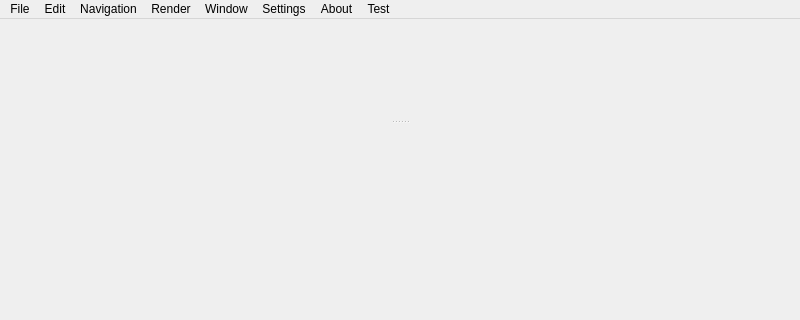
IDREsandbox/vsim, file src/MainWindow.ui: the form before one commit; both pictures show x 0 to 800 and y 0 to 320 of the 800 by 676 pixel window.
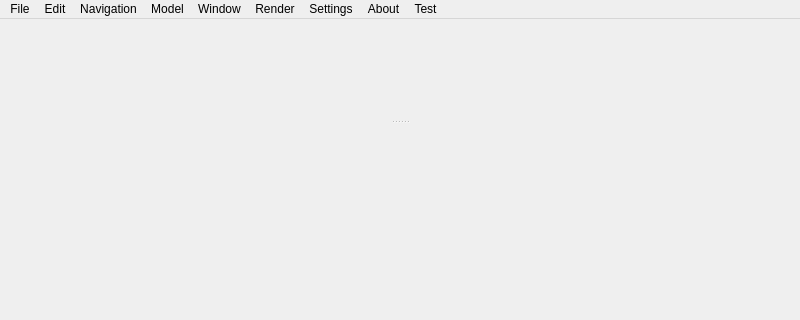
The form after the commit. Custom widgets are drawn as their Qt base class.

Commit message: anti alias settings, added Model menu

```diff
--- a/src/MainWindow.ui
+++ b/src/MainWindow.ui
@@ -144,13 +144,19 @@
      <string>About</string>
     </property>
     <addaction name="actionAbout_VSim"/>
+   </widget>
+   <widget class="QMenu" name="menuModel">
+    <property name="title">
+     <string>Model</string>
+    </property>
     <addaction name="actionModel_Information"/>
    </widget>
    <addaction name="menuhello_to_the_world"/>
    <addaction name="menuEdit"/>
    <addaction name="menuNavigation"/>
-   <addaction name="menuRender"/>
+   <addaction name="menuModel"/>
    <addaction name="menuWindows"/>
+   <addaction name="menuRender"/>
    <addaction name="menuSettings"/>
    <addaction name="menuAbout"/>
    <addaction name="menuTest"/>
```
Left out of the diff: 6 changed lines with no effect on the pictures. The commit also changes 3 other files.
